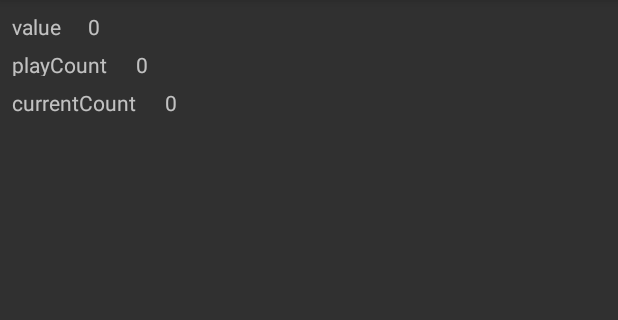
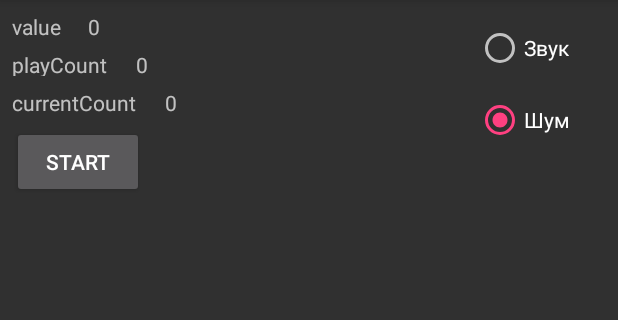
Before and after one commit to gribovod1/Beanbag, an Android app: the screen it shows after launch (MainActivity), on a phone screen of 412 x 824 dp, the part 84-404 px from its top. Run offline under Robolectric (Android 15) with nearby library versions, the phone set to English and light mode, and no system bars.

Commit message:
Вывел работу с аудио в отдельный класс-поток. Добавил выбор характера издаваемого звука.

```diff
--- a/app/src/main/java/com/example/gribovod/beanbag/MainActivity.java
+++ b/app/src/main/java/com/example/gribovod/beanbag/MainActivity.java
@@ -1,46 +1,70 @@
 package com.example.gribovod.beanbag;
 
 import android.content.Context;
+import android.content.Intent;
 import android.hardware.*;
-import android.media.*;
+import android.os.PowerManager;
 import android.support.v7.app.AppCompatActivity;
 import android.os.Bundle;
+import android.view.View;
+import android.widget.Button;
+import android.widget.RadioButton;
 import android.widget.TextView;
+
 
 public class MainActivity extends AppCompatActivity implements SensorEventListener {
 
     private SensorManager mSensorManager;
     private Sensor mOrientation;
 
-    private float[] accelData;           //Данные с акселерометра
+    private float[] prevAccelData;           //Данные с акселерометра
 
     private TextView xyView;
     private TextView xzView;
     private TextView zyView;
+    private Button button;
+    private RadioButton rButton;
 
-    int durationMs = 1000;
     int playCount;
     int currentCount;
-    int count;
-    short[] samples;
-    AudioTrack track;
-    int sampleRate = 48000;  // 44100 Hz
+    SamplePlayer sp;
+    boolean isRunning = false;
 
     @Override
     protected void onCreate(Bundle savedInstanceState) {
         super.onCreate(savedInstanceState);
         setContentView(R.layout.activity_main);
+        xyView = (TextView) findViewById(R.id.TV_XY);  //
+        xzView = (TextView) findViewById(R.id.TV_XZ);  // Наши текстовые поля для вывода показаний
+        zyView = (TextView) findViewById(R.id.TV_YZ);  //
+        button = (Button) findViewById(R.id.ButtonStart);
+        rButton = (RadioButton) findViewById(R.id.RB_Noise);
+
+        sp = new SamplePlayer();
+       // startService(new Intent(this, ShakeService.class));
+
         mSensorManager = (SensorManager) getSystemService(Context.SENSOR_SERVICE); // Получаем менеджер сенсоров
         mOrientation = mSensorManager.getDefaultSensor(Sensor.TYPE_ACCELEROMETER); // Получаем датчик положения
 
-        xyView = (TextView) findViewById(R.id.TV_XY);  //
-        xzView = (TextView) findViewById(R.id.TV_XZ);  // Наши текстовые поля для вывода показаний
-        zyView = (TextView) findViewById(R.id.TV_YZ);  //
+    }
 
-        count = (int)( sampleRate * 2.0 * (durationMs / 1000.0)) & ~1;
-        samples = new short[count];
-      /*  AudioTrack at = generateTone(400, 500);
-        at.play();*/
+    public void rbNoiseClick(View v){
+        if (rButton.isChecked())
+            sp.setSoundMode(0);
+        else
+            sp.setSoundMode(1);
+    }
+
+    public void startButtonClick(View v) {
+        if (!isRunning) {
+            isRunning = true;
+            button.setText("Stop");
+            sp.start();
+        } else {
+            button.setText("Start");
+            isRunning = false;
+            sp.setFinishFlag();
+        }
     }
 
     @Override
@@ -50,7 +74,7 @@ public class MainActivity extends AppCompatActivity implements SensorEventListen
     @Override
     protected void onResume() {
         super.onResume();
-        mSensorManager.registerListener(this, mSensorManager.getDefaultSensor(Sensor.TYPE_ACCELEROMETER), SensorManager.SENSOR_DELAY_FASTEST );
+        mSensorManager.registerListener(this, mSensorManager.getDefaultSensor(Sensor.TYPE_ACCELEROMETER), SensorManager.SENSOR_DELAY_NORMAL);
     }
 
     @Override
@@ -62,56 +86,24 @@ public class MainActivity extends AppCompatActivity implements SensorEventListen
     @Override
     public void onSensorChanged(SensorEvent event) { //Изменение показаний датчиков
         if (event.sensor.getType() == Sensor.TYPE_ACCELEROMETER) { //Если акселерометр
-            accelData = event.values.clone();
-            samples[currentCount] = (short) ((Math.sqrt(accelData[0]*accelData[0]+accelData[1]*accelData[1]+accelData[2]*accelData[2]))*10000);
-            xyView.setText(String.valueOf(samples[currentCount]));
-            currentCount++;
-            if (currentCount >= count)
-            {
-                track = new AudioTrack(AudioManager.STREAM_MUSIC, sampleRate,
-                        AudioFormat.CHANNEL_OUT_STEREO, AudioFormat.ENCODING_PCM_16BIT,
-                        count * (Short.SIZE / 8), AudioTrack.MODE_STATIC);
-                track.write(samples, 0, count);
-                track.play();
-                playCount++;
+            float[] AccelData = event.values.clone();
+            if (prevAccelData != null) {
+                AccelData[0] -= prevAccelData[0];
+                AccelData[1] -= prevAccelData[1];
+                AccelData[2] -= prevAccelData[2];
+                double modulation = Math.sqrt(AccelData[0] * AccelData[0] + AccelData[1] * AccelData[1] + AccelData[2] * AccelData[2]);
+                currentCount++;
+                if (isRunning) {
+                    try {
+                        sp.synch.exchange(modulation);
+                    } catch (Exception e) {
+                    }
+                }
+                xyView.setText(String.valueOf(modulation));
+                xzView.setText(String.valueOf(playCount));
+                zyView.setText(String.valueOf(currentCount));
             }
-
-            xzView.setText(String.valueOf(playCount));
-            zyView.setText(String.valueOf(currentCount));
+            prevAccelData = event.values.clone();
         }
     }
-
-    private short[] generateTone(double freqHz, int durationMs, int sampleRate)
-    {
-        int count = (int)( sampleRate * 2.0 * (durationMs / 1000.0)) & ~1;
-        short[] samples = new short[count];
-
-        for(int i = 0; i < count; i += 2){
-            short sample = (short)(Math.sin(2 * Math.PI * i / (sampleRate / freqHz)) * 0x7FFF);
-            samples[i + 0] = sample;
-            samples[i + 1] = sample;
-        }
-/*
-        AudioTrack track = new AudioTrack(AudioManager.STREAM_MUSIC, sampleRate,
-                AudioFormat.CHANNEL_OUT_STEREO, AudioFormat.ENCODING_PCM_16BIT,
-                count * (Short.SIZE / 8), AudioTrack.MODE_STATIC);
-
-        track.write(samples, 0, count);*/
-
-        return samples;
-    }
-
-    private short[] generateNoise(double freqHz, int durationMs, int sampleRate)
-    {
-        int count = (int)( sampleRate * 2.0 * (durationMs / 1000.0)) & ~1;
-        short[] samples = new short[count];
-
-        for(int i = 0; i < count; i += 2){
-            short sample = (short)(Math.sin(2 * Math.PI * i / (sampleRate / freqHz)) * 0x7FFF);
-            samples[i + 0] = sample;
-            samples[i + 1] = sample;
-        }
-
-        return samples;
-    }
 }
--- /dev/null
+++ b/app/src/main/java/com/example/gribovod/beanbag/SamplePlayer.java
@@ -0,0 +1,96 @@
+package com.example.gribovod.beanbag;
+
+import android.media.*;
+
+import java.util.concurrent.Exchanger;
+
+/**
+ * Created by Shilin on 15.09.2017.
+ */
+
+public class SamplePlayer extends Thread {
+    public static final int MODE_NOISE = 0;
+    public static final int MODE_A = 1;
+
+    public Exchanger<Double> synch = new Exchanger<>();
+    int SoundMode = MODE_NOISE;
+
+    volatile boolean finishFlag;
+    private int bufferSize;
+    private short[] raw;
+    private short[] data;
+    private int sampleRate = 16000;
+
+    public SamplePlayer() {
+        finishFlag = false;
+        bufferSize = AudioTrack.getMinBufferSize(sampleRate,
+                AudioFormat.CHANNEL_OUT_STEREO, AudioFormat.ENCODING_PCM_16BIT);
+        set_raw_data();
+        data = new short[bufferSize];
+    }
+
+    public void setFinishFlag() {
+        finishFlag = true;
+    }
+
+    public void run() {
+        try {
+            AudioTrack aTrack = new AudioTrack(AudioManager.STREAM_MUSIC,
+                    16000, AudioFormat.CHANNEL_OUT_STEREO, AudioFormat.ENCODING_PCM_16BIT,
+                    bufferSize, AudioTrack.MODE_STREAM);
+            aTrack.play();
+
+            while (!finishFlag) {
+                double modulation = synch.exchange(null);
+                for (int i = 0; i < data.length; i++) {
+                    data[i] = (short) (raw[i] * modulation);
+                }
+                aTrack.write(data, 0, data.length);
+            }
+
+            aTrack.stop();
+        } catch (Exception e) {
+        }
+    }
+
+    private short[] generateNoise(int count) {
+        short[] samples = new short[count];
+        for (int i = 0; i < count; i++) {
+            samples[i] = (short) ((Math.random() - 0.5) * 0xFFF);
+        }
+        return samples;
+    }
+
+    private short[] generateTone(int count, double freqHz) {
+        short[] samples = new short[count];
+        for (int i = 0; i < count; i++) {
+            short sample = (short) (Math.sin(2 * Math.PI * i / (sampleRate / freqHz)) * 0x7FFF);
+            samples[i] = sample;
+        }
+        return samples;
+    }
+
+    public void setSoundMode(int mode) {
+        if (mode!= SoundMode)
+        {
+            SoundMode = mode;
+            set_raw_data();
+        }
+    }
+
+    private void set_raw_data()
+    {
+        switch (SoundMode){
+            case MODE_NOISE:
+            {
+                raw = generateNoise(bufferSize);
+                break;
+            }
+            case MODE_A:
+            {
+                raw = generateTone(bufferSize, 400);
+                break;
+            }
+        }
+    }
+}
--- a/app/src/main/res/layout/activity_main.xml
+++ b/app/src/main/res/layout/activity_main.xml
@@ -66,4 +66,48 @@
         android:layout_marginTop="8dp"
         app:layout_constraintTop_toBottomOf="@+id/TV_XZ" />
 
+    <Button
+        android:id="@+id/ButtonStart"
+        android:layout_width="wrap_content"
+        android:layout_height="wrap_content"
+        android:layout_marginLeft="8dp"
+        android:layout_marginTop="8dp"
+        android:text="Start"
+        android:onClick="startButtonClick"
+        app:layout_constraintLeft_toLeftOf="parent"
+        app:layout_constraintTop_toBottomOf="@+id/textView5" />
+
+    <RadioGroup
+        android:layout_width="wrap_content"
+        android:layout_height="wrap_content"
+        android:layout_marginRight="16dp"
+        android:layout_marginTop="16dp"
+        app:layout_constraintRight_toRightOf="parent"
+        app:layout_constraintTop_toTopOf="parent" >
+
+        <RadioButton
+            android:id="@+id/RB_Sound_A"
+            android:layout_width="wrap_content"
+            android:layout_height="wrap_content"
+            android:layout_marginRight="16dp"
+            android:layout_weight="1"
+            android:onClick="rbNoiseClick"
+            android:text="Звук"
+            app:layout_constraintRight_toRightOf="parent"
+            tools:layout_editor_absoluteY="83dp" />
+
+        <RadioButton
+            android:id="@+id/RB_Noise"
+            android:layout_width="wrap_content"
+            android:layout_height="wrap_content"
+            android:layout_marginRight="16dp"
+            android:layout_marginTop="16dp"
+            android:layout_weight="1"
+            android:checked="true"
+            android:onClick="rbNoiseClick"
+            android:text="Шум"
+            app:layout_constraintRight_toRightOf="parent"
+            app:layout_constraintTop_toTopOf="parent" />
+    </RadioGroup>
+
 </android.support.constraint.ConstraintLayout>
```
Also changed, not shown: app/src/main/java/com/example/gribovod/beanbag/ShakeService.java (added, +34 -0 lines).
